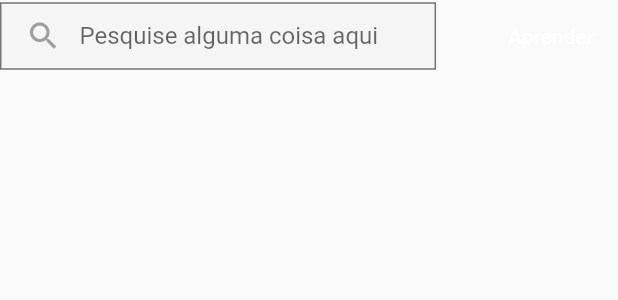
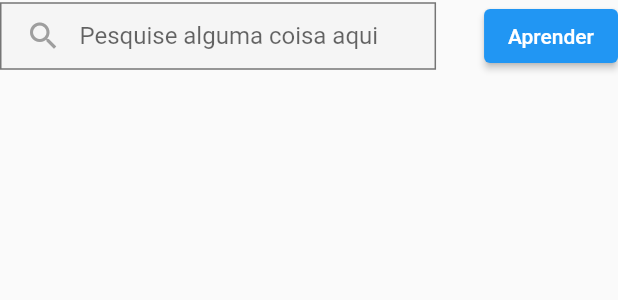
Before and after one commit to rsoares10/udemy-ui-clone, a Flutter app: the WebAppBarResponsiveContent widget shown alone on an empty page, opened directly, on a phone screen of 412 x 824 dp. Shown: the top 300 px of the screen. Run offline on Flutter 3.47's test engine with Material 2 defaults, Android fonts, the phone set to English and light mode, and no system bars; our stand-ins replace auto_size_text; network calls fail.

Commit message:
refactor: remove raised and flat button widgets

```diff
--- a/lib/views/home/widgets/app-bar-section/web-app-bar-responsive-content.widget.dart
+++ b/lib/views/home/widgets/app-bar-section/web-app-bar-responsive-content.widget.dart
@@ -42,7 +42,7 @@ class WebAppBarResponsiveContent extends StatelessWidget {
                 const SizedBox(
                   width: 32.0,
                 ),
-                FlatButton(
+                ElevatedButton(
                   onPressed: () {},
                   child: Text(
                     'Aprender',
@@ -54,7 +54,7 @@ class WebAppBarResponsiveContent extends StatelessWidget {
                 const SizedBox(
                   width: 8.0,
                 ),
-                FlatButton(
+                ElevatedButton(
                   onPressed: () {},
                   child: Text(
                     'Aprender',
--- a/lib/views/home/widgets/app-bar-section/web-app-bar.widget.dart
+++ b/lib/views/home/widgets/app-bar-section/web-app-bar.widget.dart
@@ -34,9 +34,9 @@ class WebAppBar extends StatelessWidget {
           ),
           SizedBox(
             height: 40.0,
-            child: RaisedButton(
+            child: ElevatedButton(
               onPressed: () {},
-              color: Colors.white,
+              // color: Colors.white,
               child: Text(
                 'Cadastre-se',
                 style: TextStyle(color: Colors.black),
```
Also changed, not shown: pubspec.lock.
